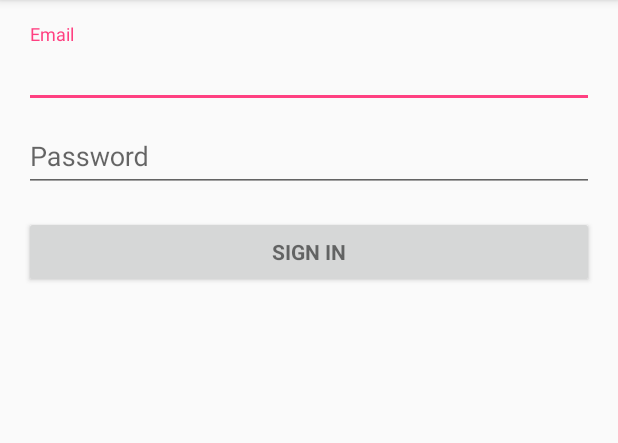
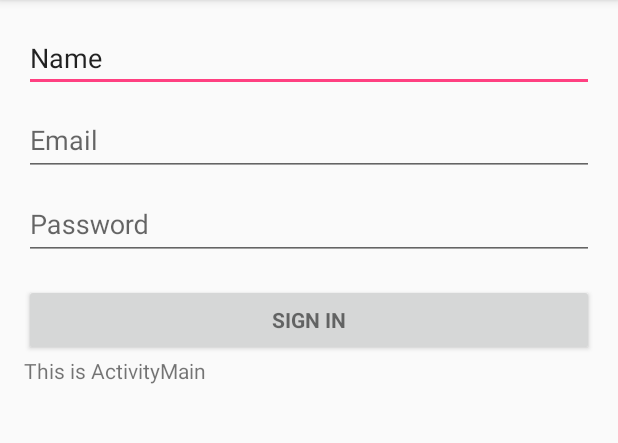
Before and after one commit to denkelleher-dcu/denkelleher-Assignment5, an Android app: the screen it shows after launch (LoginActivity before the commit, MainActivity after it), on a phone screen of 412 x 824 dp, the part 84-527 px from its top. Run offline under Robolectric (Android 15) with nearby library versions, the phone set to English and light mode, and no system bars; our stand-ins replace Firebase (no records; nobody signed in at launch, a user with empty details on screens opened directly).

```diff
--- a/app/src/main/AndroidManifest.xml
+++ b/app/src/main/AndroidManifest.xml
@@ -16,7 +16,7 @@
         android:supportsRtl="true"
         android:theme="@style/AppTheme">
         <activity
-            android:name=".LoginActivity"
+            android:name=".MainActivity"
             android:label="@string/app_name">
             <intent-filter>
                 <action android:name="android.intent.action.MAIN" />
@@ -24,7 +24,7 @@
                 <category android:name="android.intent.category.LAUNCHER" />
             </intent-filter>
         </activity>
-        <activity android:name=".MainActivity"></activity>
+        <!--<activity android:name=".MainActivity"></activity>-->
     </application>
 
 </manifest>
--- a/app/src/main/java/com/example/denis/sda2018assignment5/LoginActivity.java
+++ b/app/src/main/java/com/example/denis/sda2018assignment5/LoginActivity.java
@@ -107,10 +107,10 @@ public class LoginActivity extends AppCompatActivity implements LoaderCallbacks<
     // [START on_start_check_user]
     @Override
     public void onStart() {
-        super.onStart();
+ /*       super.onStart();
         // Check if user is signed in (non-null) and update UI accordingly.
         FirebaseUser currentUser = mAuth.getCurrentUser();
-        updateUI(currentUser);
+        updateUI(currentUser);*/
     }
     // [END on_start_check_user]
 
@@ -328,26 +328,6 @@ public class LoginActivity extends AppCompatActivity implements LoaderCallbacks<
         protected Boolean doInBackground(Void... params) {
             // TODO: attempt authentication against a network service.
 
-            mAuth.signInWithEmailAndPassword(mEmail, mPassword)
-                    .addOnCompleteListener(this, new OnCompleteListener<AuthResult>() {
-                        @Override
-                        public void onComplete(@NonNull Task<AuthResult> task) {
-                            if (task.isSuccessful()) {
-                                // Sign in success, update UI with the signed-in user's information
-                                Log.d(TAG, "signInWithEmail:success");
-                                FirebaseUser user = mAuth.getCurrentUser();
-                                updateUI(user);
-                            } else {
-                                // If sign in fails, display a message to the user.
-                                Log.w(TAG, "signInWithEmail:failure", task.getException());
-                                Toast.makeText(EmailPasswordActivity.this, "Authentication failed.",
-                                        Toast.LENGTH_SHORT).show();
-                                updateUI(null);
-                            }
-
-                            // ...
-                        }
-                    });
 
 /*            try {
                 // Simulate network access.
--- a/app/src/main/res/layout/activity_main.xml
+++ b/app/src/main/res/layout/activity_main.xml
@@ -19,6 +19,14 @@
         android:layout_height="wrap_content"
         android:layout_marginBottom="8dp"
         android:visibility="gone" />
+
+    <EditText
+        android:id="@+id/editText"
+        android:layout_width="match_parent"
+        android:layout_height="wrap_content"
+        android:ems="10"
+        android:inputType="textPersonName"
+        android:text="Name" />
 
     <ScrollView
         android:id="@+id/login_form"
@@ -73,6 +81,13 @@
                 android:text="@string/action_sign_in"
                 android:textStyle="bold" />
 
+            <TextView
+                android:id="@+id/textView"
+                android:layout_width="match_parent"
+                android:layout_height="wrap_content"
+                android:text="This is ActivityMain" />
+
         </LinearLayout>
     </ScrollView>
+
 </LinearLayout>
--- a/app/src/main/res/values/strings.xml
+++ b/app/src/main/res/values/strings.xml
@@ -11,6 +11,7 @@
     <string name="error_incorrect_password">This password is incorrect</string>
     <string name="error_field_required">This field is required</string>
     <string name="permission_rationale">"Contacts permissions are needed for providing email
-        completions."
-    </string>
+        completions."</string>
+    <string name="auth_fail">"Firebase Authentication Failed!!"</string>
+    <string name="auth_success">"Firebase Authentication WAS SUCCESSFUL!!"</string>
 </resources>
```
Also changed, not shown: app/src/main/java/com/example/denis/sda2018assignment5/MainActivity.java (+14 -17 lines).
